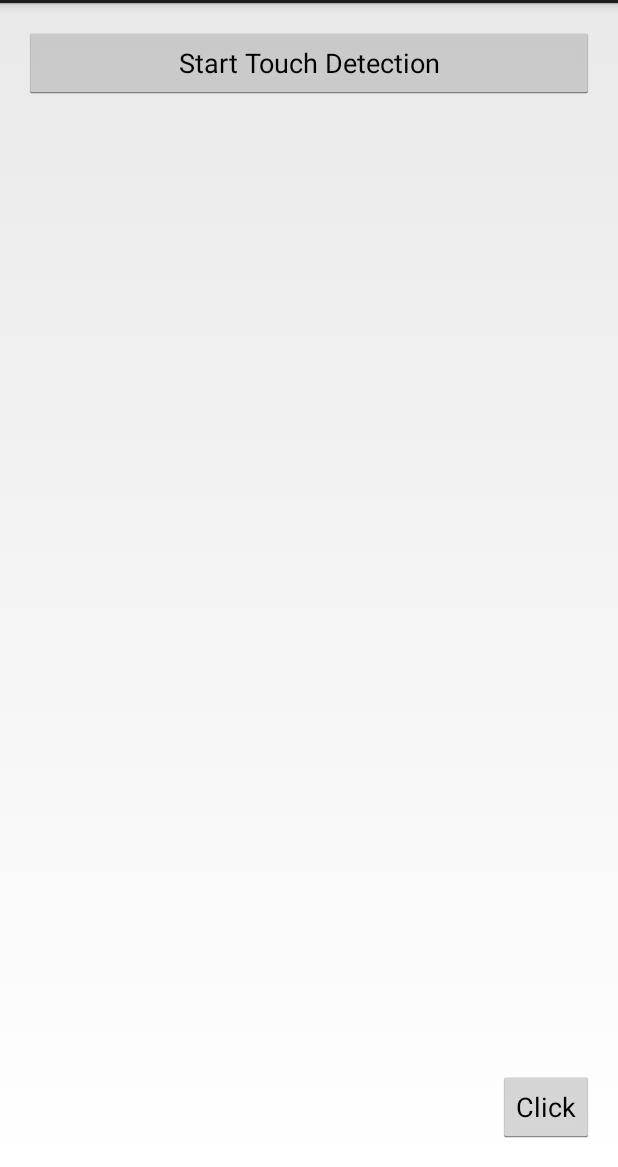
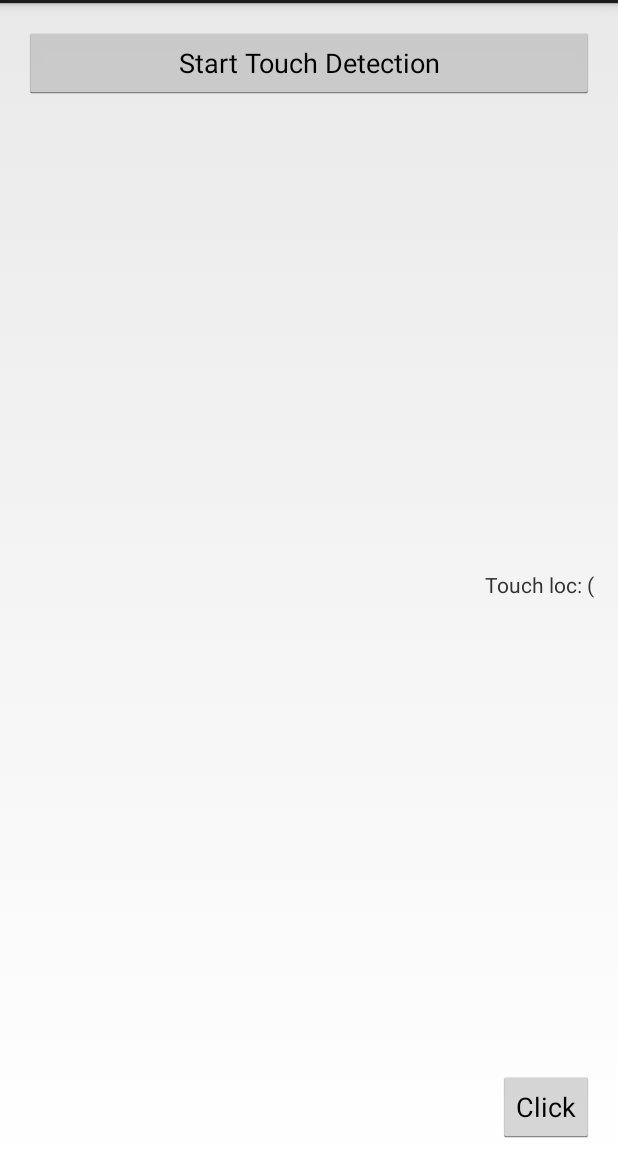
Before and after one commit to jinkim608/reach.io, an Android app: the screen it shows after launch (MainActivity), on a phone screen of 412 x 824 dp, the part 69-1236 px from its top. Run offline under Robolectric (Android 15) with nearby library versions, the phone set to English and light mode, and no system bars; libraries missing offline, so code that uses them is left out: com.squareup.otto; 1 statement that could not run was skipped.

Commit message:
- Removed unrelated files - Fixed the alignment issue

```diff
--- a/reachiodemo/app/src/main/java/io/reach/reachiodemo/App.java
+++ b/reachiodemo/app/src/main/java/io/reach/reachiodemo/App.java
@@ -27,7 +27,6 @@ public class App extends Application {
         thumbSize = 131;
 
         movementRate = 2.0f;
-
     }
 
 
--- a/reachiodemo/app/src/main/java/io/reach/reachiodemo/MainActivity.java
+++ b/reachiodemo/app/src/main/java/io/reach/reachiodemo/MainActivity.java
@@ -6,6 +6,7 @@ import android.os.Bundle;
 import android.util.Log;
 import android.view.View;
 import android.widget.Button;
+import android.widget.TextView;
 import android.widget.Toast;
 
 import com.squareup.otto.Produce;
@@ -18,12 +19,14 @@ import io.reach.reachiodemo.Bus.TestButtonClickedEvent;
 public class MainActivity extends Activity {
 
     Intent globalService;
+    private TextView tvSelectorLoc;
 
     @Override
     protected void onCreate(Bundle savedInstanceState) {
         super.onCreate(savedInstanceState);
         setContentView(R.layout.activity_main);
         globalService = new Intent(this, GlobalTouchService.class);
+        tvSelectorLoc = (TextView) findViewById(R.id.tv_selector_loc);
     }
 
     public void buttonClicked(View v) {
@@ -60,7 +63,8 @@ public class MainActivity extends Activity {
      */
     @Subscribe
     public void onSelectorLocationEvent(SelectorLocationEvent event) {
-        Log.d("####", "in Main X: " + event.x + ",  Y: " + event.y);
+        tvSelectorLoc.setText("" + event.x + ", " + event.y + ")");
+//        Log.d("####", "in Main X: " + event.x + ",  Y: " + event.y);
     }
 
     @Override
--- a/reachiodemo/app/src/main/res/layout/activity_main.xml
+++ b/reachiodemo/app/src/main/res/layout/activity_main.xml
@@ -6,7 +6,7 @@
     android:paddingLeft="@dimen/activity_horizontal_margin"
     android:paddingRight="@dimen/activity_horizontal_margin"
     android:paddingTop="@dimen/activity_vertical_margin"
-    tools:context=".MainActivity" >
+    tools:context=".MainActivity">
 
     <Button
         android:id="@+id/button1"
@@ -27,4 +27,21 @@
         android:text="Click"
         android:onClick="testButtonClicked" />
 
+    <TextView
+        android:id="@+id/tv_selector_loc"
+        android:layout_width="wrap_content"
+        android:layout_height="wrap_content"
+        android:layout_alignParentRight="true"
+        android:layout_centerVertical="true"
+        android:text="" />
+
+    <TextView
+        android:id="@+id/lbl_touch_loc"
+        android:layout_width="wrap_content"
+        android:layout_height="wrap_content"
+        android:layout_toLeftOf="@id/tv_selector_loc"
+        android:layout_centerVertical="true"
+        android:text="Touch loc: (" />
+
+
 </RelativeLayout>
```
Also changed, not shown: reachiodemo/app/src/main/java/io/reach/reachiodemo/GlobalTouchService.java (+57 -46 lines), reachiodemo/gradle/wrapper/gradle-wrapper.properties (deleted), 17 other files.
